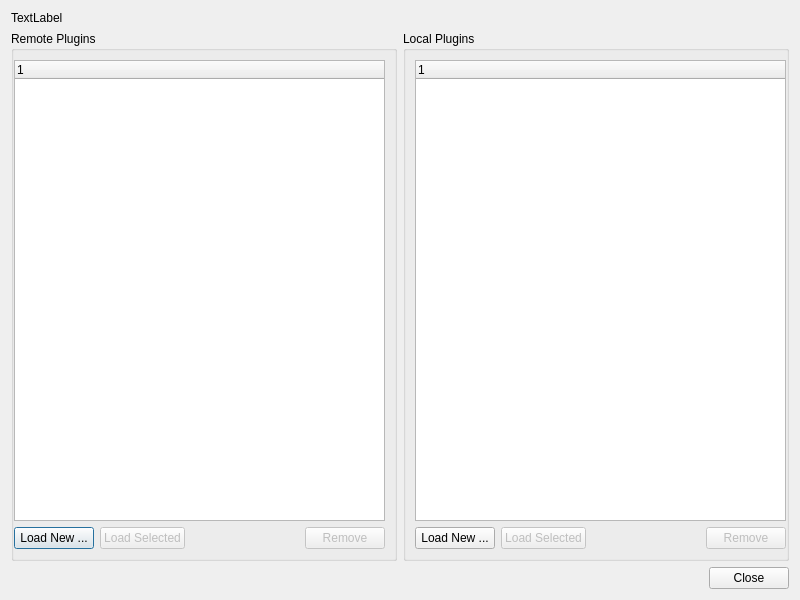
Above: Qt/Components/Resources/UI/pqPluginDialog.ui from Kitware/ParaView before the change. Below: the same form after it.
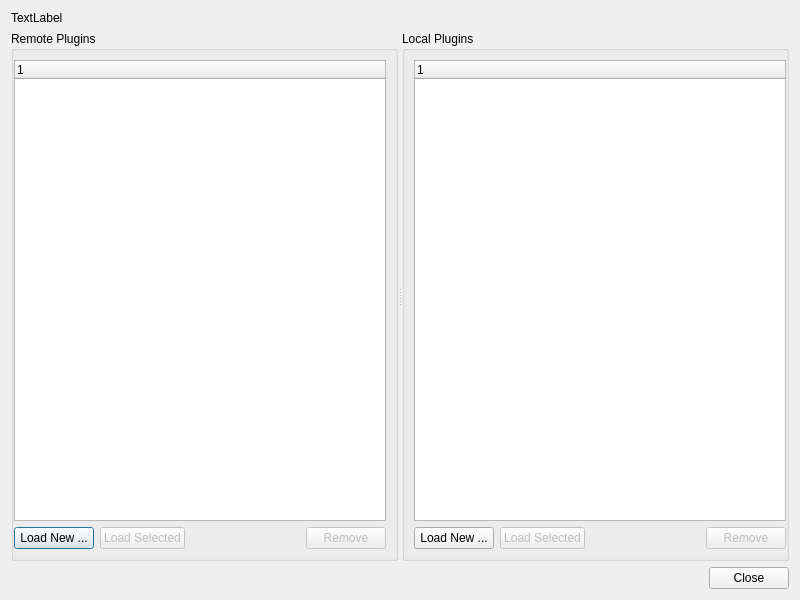
That is the form after the change. Custom widgets are drawn as their Qt base class.

Commit message:
Cosmetic on PluginDialog
 * Allow to resize remote / local plugin list width
 * Hide remote plugins on builtin mode

```diff
--- a/Qt/Components/Resources/UI/pqPluginDialog.ui
+++ b/Qt/Components/Resources/UI/pqPluginDialog.ui
@@ -13,8 +13,8 @@
   <property name="windowTitle">
    <string>Plugin Manager</string>
   </property>
-  <layout class="QGridLayout">
-   <item row="0" column="0" colspan="2">
+  <layout class="QVBoxLayout">
+   <item>
     <widget class="QLabel" name="HelpText">
      <property name="text">
       <string>TextLabel</string>
@@ -24,14 +24,17 @@
      </property>
     </widget>
    </item>
-   <item row="1" column="0">
-    <widget class="QGroupBox" name="remoteGroup">
+   <item>
+    <widget class="QSplitter" name="splitter">
      <property name="sizePolicy">
       <sizepolicy hsizetype="Preferred" vsizetype="Expanding">
        <horstretch>0</horstretch>
        <verstretch>0</verstretch>
       </sizepolicy>
      </property>
+     <layout class="QHBoxLayout">
+      <item>
+       <widget class="QGroupBox" name="remoteGroup">
      <property name="title">
       <string>Remote Plugins</string>
      </property>
@@ -100,7 +103,7 @@
      </layout>
     </widget>
    </item>
-   <item row="1" column="1">
+      <item>
     <widget class="QGroupBox" name="localGroup">
      <property name="title">
       <string>Local Plugins</string>
@@ -170,7 +173,10 @@
      </layout>
     </widget>
    </item>
-   <item row="2" column="0" colspan="2">
+     </layout>
+    </widget>
+   </item>
+   <item>
     <widget class="QDialogButtonBox" name="buttonBox">
      <property name="orientation">
       <enum>Qt::Horizontal</enum>
```
Lines whose indentation alone changed are shown as unchanged. The commit also changes 8 other files.
